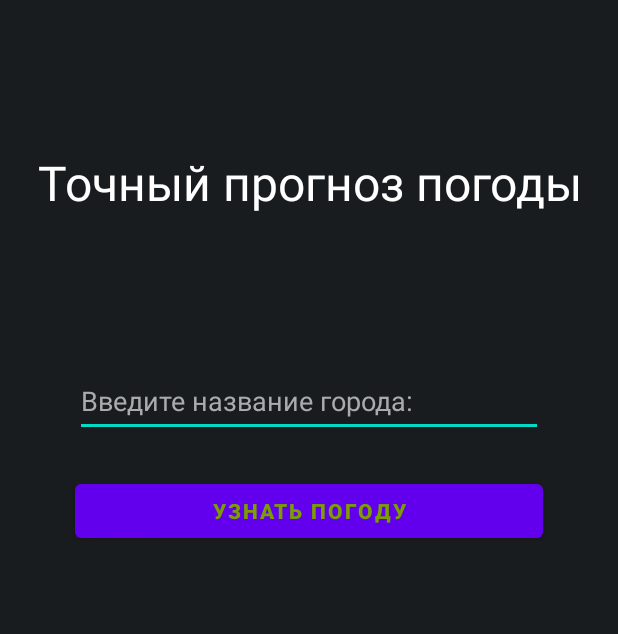
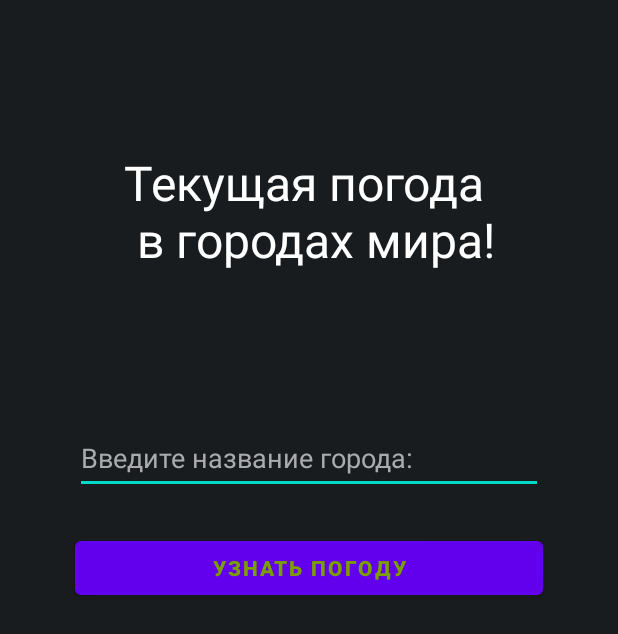
Before and after one commit to LamerN/WeatherApp, an Android app: the screen it shows after launch (MainActivity), on a phone screen of 412 x 824 dp. Shown: the top 634 px of the screen. Run offline under Robolectric (Android 15) with nearby library versions, the phone set to English and light mode, and no system bars; Roboto replaces fonts that are not available here.

Commit message:
main activity done

```diff
--- a/app/src/main/res/values/strings.xml
+++ b/app/src/main/res/values/strings.xml
@@ -1,6 +1,6 @@
 <resources>
     <string name="app_name">WeatherApp</string>
-    <string name="logo_text">Точный прогноз погоды</string>
+    <string name="logo_text">Текущая погода \n в городах мира!</string>
     <string name="enter_city_name">Введите название города:</string>
     <string name="button_search_text">Узнать погоду</string>
     <string name="toast_text">Введите название города!</string>
```
Also changed, not shown: app/src/main/java/com/example/weatherapp/MainActivity.java (+6 -1 lines).
